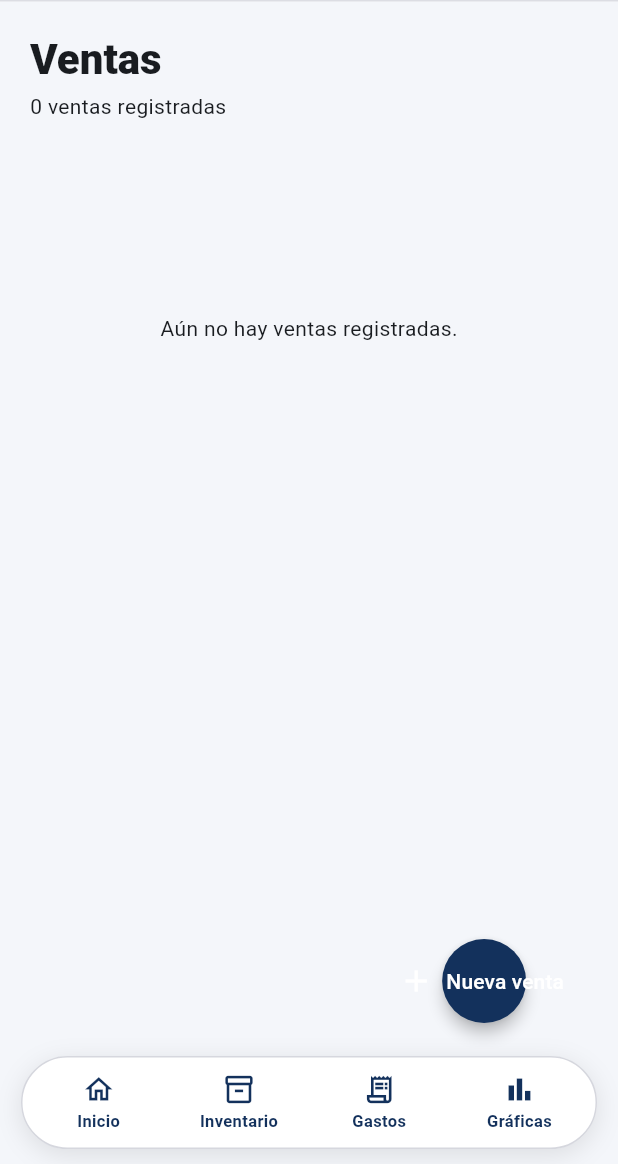
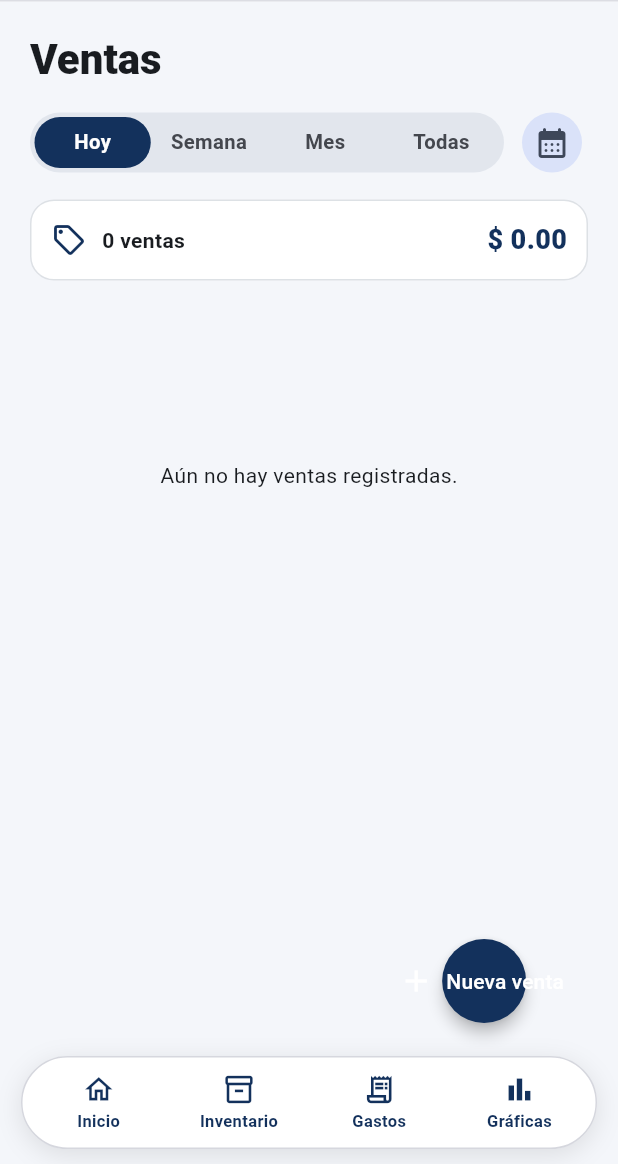
Before and after one commit to JonathanLes/variedadesjm, a Flutter app: the VentaPage screen opened directly, on a phone screen of 412 x 824 dp, the part 72-1236 px from its top. Run offline on Flutter 3.47's test engine with Material 3 defaults, Android fonts, the phone set to English and light mode, and no system bars; our stand-ins replace flutter_riverpod, flutter_svg, freezed_annotation, image_picker, mask_text_input_formatter, pdf and 3 more; missing offline and left inert: saf_stream, saf_util; accounts and stored records are empty.

Commit message:
Etapa 10: estados de inventario al día, filtros de fecha en ventas y orden por costo
- Tras una venta, reserva o eliminación, el inventario recarga sus estados sin reiniciar la app.
- Ventas: pastillas Hoy / Semana / Mes / Todas, calendario para elegir un día y resumen del periodo.
- Inventario: ordenar por costo (más caro a más barato y viceversa) y por fecha de compra.

Co-Authored-By: Claude Sonnet 5.5 <noreply@anthropic.com>
Claude-Session: https://claude.ai/code/session_01XYies4qxk6YsnXA1JpcEWW

```diff
--- a/lib/modules/inventario/service/inventario_service.dart
+++ b/lib/modules/inventario/service/inventario_service.dart
@@ -266,6 +266,8 @@ class InventarioService {
     EstadoZapato? estado,
     List<String>? idsZapatoMarca,
     List<String>? idsZapatoTexto,
+    String campoOrden = 'fechaCompra',
+    bool? ascendente,
   }) async {
     final results = await Future.wait([
       _inventarioDao.obtenerInventarioConFiltros(
@@ -274,6 +276,8 @@ class InventarioService {
         estado: estado,
         idsZapatoMarca: idsZapatoMarca,
         idsZapatoTexto: idsZapatoTexto,
+        campoOrden: campoOrden,
+        ascendente: ascendente,
       ),
       _inventarioDao.contarInventarioConFiltros(
         params,
--- a/lib/modules/reserva/boundary/pages/reserva_detail_page.dart
+++ b/lib/modules/reserva/boundary/pages/reserva_detail_page.dart
@@ -2,6 +2,7 @@
 import 'package:flutter/material.dart';
 import 'package:flutter_riverpod/flutter_riverpod.dart';
 import 'package:variedadesjm/controllers/providers/sembast_core_providers.dart';
+import 'package:variedadesjm/modules/inventario/controller/inventario_controller.dart';
 import 'package:variedadesjm/modules/reserva/controller/reserva_resumen_provider.dart';
 import 'package:variedadesjm/shared/data/app_data_provider.dart';
 import 'package:variedadesjm/shared/data/operation_service.dart';
@@ -35,8 +36,8 @@ class _ReservaDetailPageState extends ConsumerState<ReservaDetailPage> {
       ..invalidate(reservaDetallesProvider)
       ..invalidate(ventasProvider)
       ..invalidate(ventaDetallesProvider)
-      ..invalidate(existenciasProvider)
       ..invalidate(dashboardDataProvider);
+    refrescarInventario(ref);
   }
 
   void _message(String text) {
--- a/lib/modules/venta/boundary/pages/venta_page.dart
+++ b/lib/modules/venta/boundary/pages/venta_page.dart
@@ -1,20 +1,50 @@
 /// Pantalla de ventas construida a partir de las ventas persistidas localmente.
 import 'package:flutter/material.dart';
 import 'package:flutter_riverpod/flutter_riverpod.dart';
+import 'package:variedadesjm/modules/inventario/controller/inventario_controller.dart';
 import 'package:variedadesjm/shared/data/app_data_provider.dart';
 import 'package:variedadesjm/shared/layouts/app_layout.dart';
+import 'package:variedadesjm/modules/venta/service/venta_filtros.dart';
+import 'package:variedadesjm/shared/utils/format.dart';
 import 'package:variedadesjm/shared/widgets/lists/record_list_tile.dart';
+import 'package:variedadesjm/shared/widgets/ui/pill_selector.dart';
 import 'venta_form_page.dart';
 import 'package:variedadesjm/controllers/providers/sembast_core_providers.dart';
 import 'package:variedadesjm/shared/data/operation_service.dart';
 
-/// Lista ventas reales y muestra un estado vacío cuando aún no existen.
-class VentaPage extends ConsumerWidget {
+/// Lista ventas con filtros por fecha: pastillas (Hoy, Semana, Mes, Todas) y un día del calendario.
+class VentaPage extends ConsumerStatefulWidget {
   const VentaPage({super.key});
 
   @override
-  Widget build(BuildContext context, WidgetRef ref) {
+  ConsumerState<VentaPage> createState() => _VentaPageState();
+}
+
+class _VentaPageState extends ConsumerState<VentaPage> {
+  VentaRango _rango = VentaRango.hoy;
+
+  /// Día elegido en el calendario; cuando existe, manda sobre las pastillas.
+  DateTime? _dia;
+
+  Future<void> _elegirDia() async {
+    final ahora = DateTime.now();
+    final elegido = await showDatePicker(
+      context: context,
+      initialDate: _dia ?? ahora,
+      firstDate: DateTime(2020),
+      lastDate: ahora,
+      helpText: 'Elige un día',
+      cancelText: 'Cancelar',
+      confirmText: 'Aceptar',
+    );
+    if (elegido != null) setState(() => _dia = elegido);
+  }
+
+  @override
+  Widget build(BuildContext context) {
+    final ref = this.ref;
     final state = ref.watch(ventasProvider);
+    final scheme = Theme.of(context).colorScheme;
     return AppLayout(
       showFab: false,
       currentIndex: 1,
@@ -30,15 +60,91 @@ class VentaPage extends ConsumerWidget {
         body: state.when(
           loading: () => const Center(child: CircularProgressIndicator()),
           error: (error, _) => Center(child: Text('No se pudieron cargar las ventas: $error')),
-        data: (ventas) => ListView(
-          padding: const EdgeInsets.all(20),
+          data: (todas) {
+            final hoy = DateTime.now();
+            final ventas = todas
+                .where((v) => _dia != null
+                    ? ventaEnDia(v.fechaVenta, _dia!)
+                    : ventaEnRango(v.fechaVenta, _rango, hoy))
+                .toList();
+            final total = ventas.fold<double>(0, (suma, v) => suma + v.total);
+            return ListView(
+              padding: const EdgeInsets.fromLTRB(20, 20, 20, 90),
               children: [
-            Text('Ventas', style: Theme.of(context).textTheme.headlineMedium?.copyWith(fontWeight: FontWeight.w800)),
-            const SizedBox(height: 4),
-            Text('${ventas.length} ventas registradas'),
-            const SizedBox(height: 18),
+                Text('Ventas',
+                    style: Theme.of(context)
+                        .textTheme
+                        .headlineMedium
+                        ?.copyWith(fontWeight: FontWeight.w800)),
+                const SizedBox(height: 14),
+                Row(
+                  children: [
+                    Expanded(
+                      child: PillSelector<VentaRango?>(
+                        values: VentaRango.values,
+                        labels: [for (final r in VentaRango.values) r.etiqueta],
+                        // Con un día elegido ninguna pastilla queda marcada.
+                        selected: _dia != null ? null : _rango,
+                        onChanged: (r) {
+                          if (r == null) return;
+                          setState(() {
+                            _rango = r;
+                            _dia = null;
+                          });
+                        },
+                      ),
+                    ),
+                    const SizedBox(width: 8),
+                    IconButton.filledTonal(
+                      tooltip: 'Elegir un día',
+                      icon: const Icon(Icons.calendar_month_rounded),
+                      onPressed: _elegirDia,
+                    ),
+                  ],
+                ),
+                if (_dia != null) ...[
+                  const SizedBox(height: 8),
+                  Align(
+                    alignment: Alignment.centerLeft,
+                    child: InputChip(
+                      avatar: Icon(Icons.event_rounded, size: 18, color: scheme.primary),
+                      label: Text(longDate(_dia!)),
+                      onPressed: _elegirDia,
+                      onDeleted: () => setState(() => _dia = null),
+                      deleteButtonTooltipMessage: 'Quitar el día',
+                    ),
+                  ),
+                ],
+                const SizedBox(height: 14),
+                Card(
+                  child: Padding(
+                    padding: const EdgeInsets.all(14),
+                    child: Row(
+                      children: [
+                        Icon(Icons.sell_outlined, color: scheme.primary),
+                        const SizedBox(width: 10),
+                        Expanded(
+                          child: Text(
+                            ventas.length == 1 ? '1 venta' : '${ventas.length} ventas',
+                            style: const TextStyle(fontWeight: FontWeight.w700),
+                          ),
+                        ),
+                        Text(_money(total),
+                            style: TextStyle(
+                                fontSize: 18,
+                                fontWeight: FontWeight.w800,
+                                color: scheme.primary)),
+                      ],
+                    ),
+                  ),
+                ),
+                const SizedBox(height: 10),
                 if (ventas.isEmpty)
-              const _EmptyModule(message: 'Aún no hay ventas registradas.')
+                  _EmptyModule(
+                    message: todas.isEmpty
+                        ? 'Aún no hay ventas registradas.'
+                        : 'No hay ventas en este periodo.',
+                  )
                 else
                   ...ventas.map((venta) => RecordListTile(
                         title: 'Venta ${venta.id}',
@@ -48,7 +154,8 @@ class VentaPage extends ConsumerWidget {
                         onLongPress: () => _delete(context, ref, venta.id),
                       )),
               ],
-          ),
+            );
+          },
         ),
       ),
     );
@@ -70,7 +177,7 @@ class VentaPage extends ConsumerWidget {
     final database = await ref.read(sembastDatabaseProvider.future);
     await OperationService(database).deleteSale(id);
     ref.invalidate(ventasProvider);
-    ref.invalidate(existenciasProvider);
+    refrescarInventario(ref);
     ref.invalidate(dashboardDataProvider);
   }
 }
--- /dev/null
+++ b/lib/modules/venta/service/venta_filtros.dart
@@ -0,0 +1,37 @@
+/// Reglas para filtrar ventas por fecha (pastillas Hoy / Semana / Mes y día elegido).
+library;
+
+enum VentaRango {
+  hoy('Hoy'),
+  semana('Semana'),
+  mes('Mes'),
+  todas('Todas');
+
+  const VentaRango(this.etiqueta);
+  final String etiqueta;
+}
+
+DateTime _soloDia(DateTime d) => DateTime(d.year, d.month, d.day);
+
+/// Lunes de la semana de [d] (la semana corre de lunes a domingo).
+DateTime inicioDeSemana(DateTime d) => _soloDia(d).subtract(Duration(days: d.weekday - 1));
+
+/// `true` si [fecha] cae en [rango], contando desde [hoy].
+/// "Semana" es la semana en curso (desde el lunes) y "Mes" el mes en curso.
+bool ventaEnRango(DateTime fecha, VentaRango rango, DateTime hoy) {
+  final dia = _soloDia(fecha);
+  final hoyDia = _soloDia(hoy);
+  switch (rango) {
+    case VentaRango.todas:
+      return true;
+    case VentaRango.hoy:
+      return dia == hoyDia;
+    case VentaRango.semana:
+      return !dia.isBefore(inicioDeSemana(hoyDia)) && !dia.isAfter(hoyDia);
+    case VentaRango.mes:
+      return dia.year == hoyDia.year && dia.month == hoyDia.month && !dia.isAfter(hoyDia);
+  }
+}
+
+/// `true` si [fecha] cae exactamente en el día [dia].
+bool ventaEnDia(DateTime fecha, DateTime dia) => _soloDia(fecha) == _soloDia(dia);
--- a/lib/shared/widgets/operation/operation_form_page.dart
+++ b/lib/shared/widgets/operation/operation_form_page.dart
@@ -10,6 +10,7 @@ import 'package:variedadesjm/controllers/providers/sembast_core_providers.dart';
 import 'package:variedadesjm/modules/cliente/boundary/pages/cliente_form_bottom_sheet.dart';
 import 'package:variedadesjm/modules/cliente/entity/cliente.dart';
 import 'package:variedadesjm/modules/inventario/boundary/pages/inventario_form_page.dart';
+import 'package:variedadesjm/modules/inventario/controller/inventario_controller.dart';
 import 'package:variedadesjm/modules/inventario/entity/inventario.dart';
 import 'package:variedadesjm/modules/reserva/entity/reserva.dart';
 import 'package:variedadesjm/modules/reserva_detalle/entity/reserva_detalle.dart';
@@ -229,8 +230,8 @@ class _OperationFormPageState extends ConsumerState<OperationFormPage> {
         ..invalidate(ventaDetallesProvider)
         ..invalidate(reservasProvider)
         ..invalidate(reservaDetallesProvider)
-        ..invalidate(existenciasProvider)
         ..invalidate(dashboardDataProvider);
+      refrescarInventario(ref);
       if (mounted) Navigator.pop(context, true);
     } on InventoryUnavailableException catch (error) {
       if (mounted) _message(error.message);
```
Also changed, not shown: lib/modules/inventario/boundary/pages/inventario_page.dart (+39 -0 lines), lib/modules/inventario/control/inventario_dao.dart (+5 -2 lines), lib/modules/inventario/controller/inventario_controller.dart (+50 -1 lines), 1 other file. Lines whose indentation alone changed are shown as unchanged.
